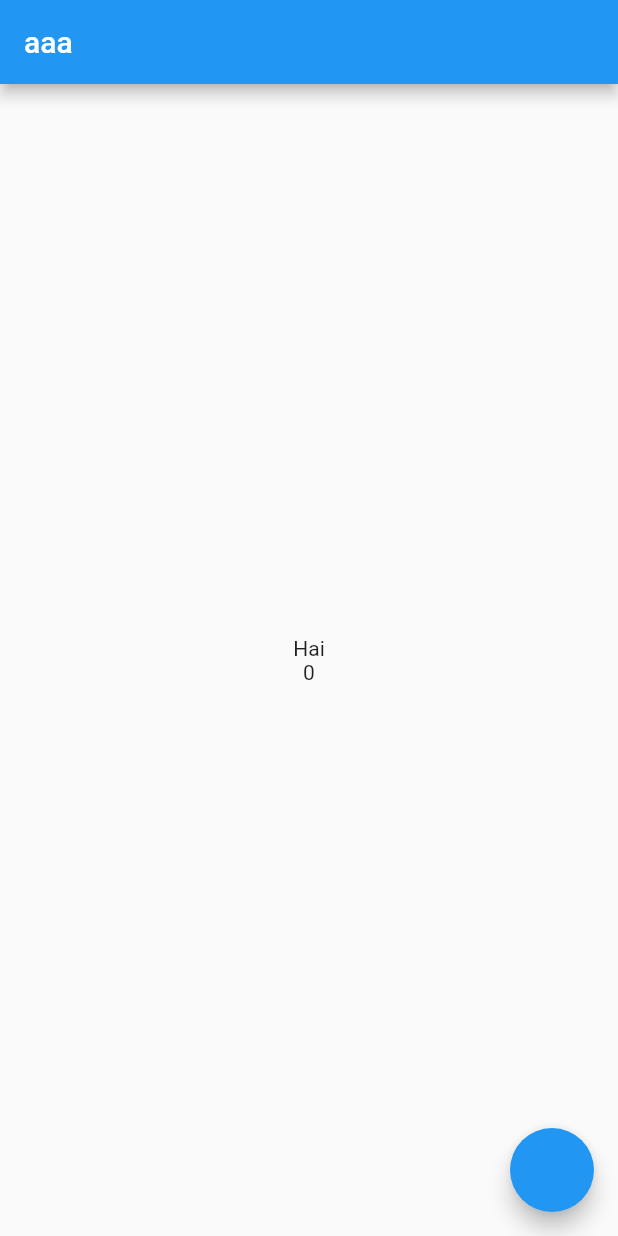
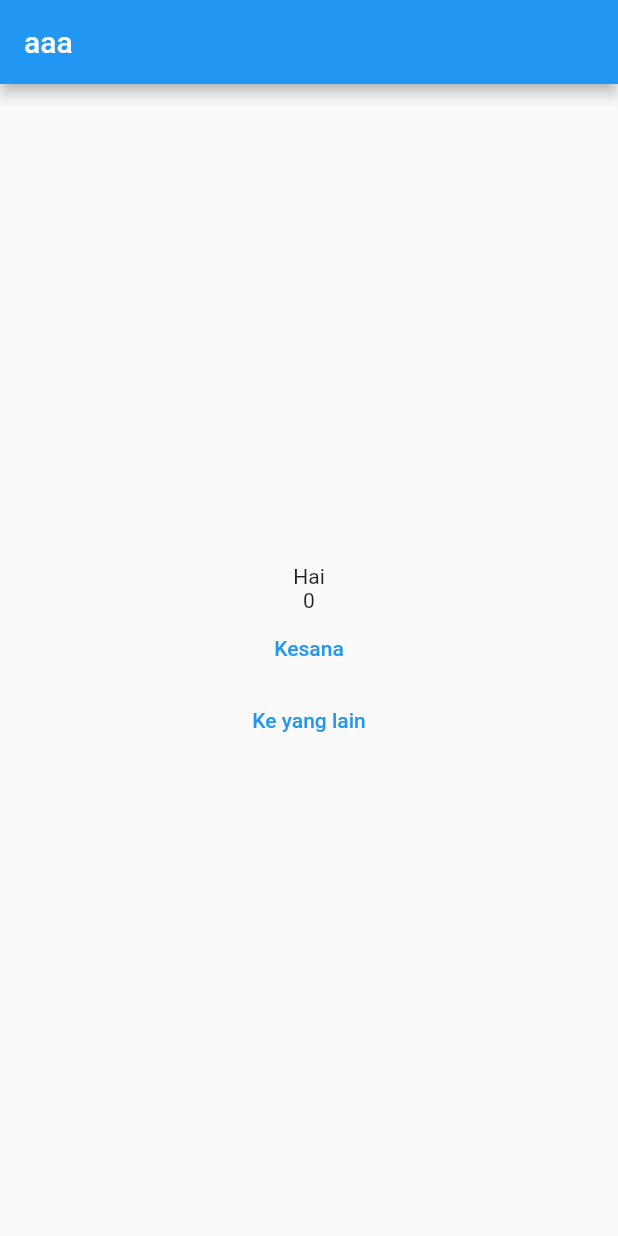
Before and after one commit to wisnuciwun/flutter-riverpod, a Flutter app: the screen it shows after launch, on a phone screen of 412 x 824 dp. Run offline on Flutter 3.47's test engine with Material 2 defaults, Android fonts, the light colour scheme and no system bars; our stand-ins replace flutter_riverpod.

Commit message:
learn part 2

```diff
--- a/lib/main.dart
+++ b/lib/main.dart
@@ -1,5 +1,7 @@
 import 'package:flutter/material.dart';
 import 'package:flutter_riverpod/flutter_riverpod.dart';
+import 'package:learn_riverpods/changepage.dart';
+import 'package:learn_riverpods/homepage.dart';
 
 void main() {
   runApp(ProviderScope(child: MyApp()));
@@ -29,21 +31,42 @@ class MyHomePage extends ConsumerWidget {
   Widget build(BuildContext context, watch) {
     final halo = watch(myProvider);
     final nomer = watch(myStateProvider);
+
+//     return Scaffold(
+//       appBar: AppBar(
+//         title: Text('aaa'),
+//       ),
+//       floatingActionButton: FloatingActionButton(
+//         onPressed: () {
+//           // nomer.state++;
+//           context.read(myStateProvider).state++;
+//         },
+//       ),
+//       body: Center(
+//         child: Column(
+//           mainAxisAlignment: MainAxisAlignment.center,
+//           crossAxisAlignment: CrossAxisAlignment.center,
+//           children: [Text(halo), Text(nomer.state.toString())],
+//         ),
+//       ),
+//     );
+//   }
+// }
+
     return Scaffold(
       appBar: AppBar(
         title: Text('aaa'),
-      ),
-      floatingActionButton: FloatingActionButton(
-        onPressed: () {
-          // nomer.state++;
-          context.read(myStateProvider).state++;
-        },
       ),
       body: Center(
         child: Column(
           mainAxisAlignment: MainAxisAlignment.center,
           crossAxisAlignment: CrossAxisAlignment.center,
-          children: [Text(halo), Text(nomer.state.toString())],
+          children: [
+            Text(halo),
+            Text(nomer.state.toString()),
+            TextButton(onPressed: () => Navigator.push(context, MaterialPageRoute(builder: (context) => HomePage())), child: Text('Kesana')),
+            TextButton(onPressed: () => Navigator.push(context, MaterialPageRoute(builder: (context) => ChangePage())), child: Text('Ke yang lain'))
+            ],
         ),
       ),
     );
```
Also changed, not shown: lib/changepage.dart (added, +61 -0 lines), lib/homepage.dart (added, +28 -0 lines).
